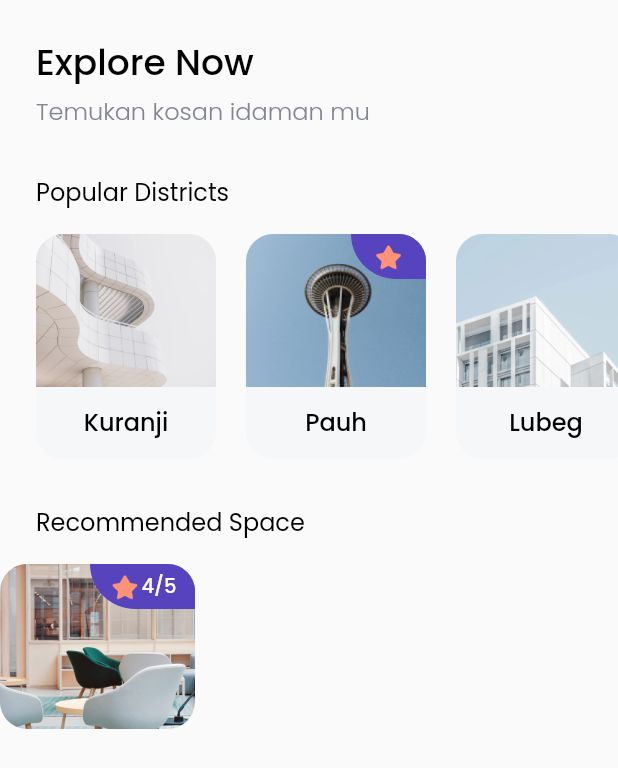
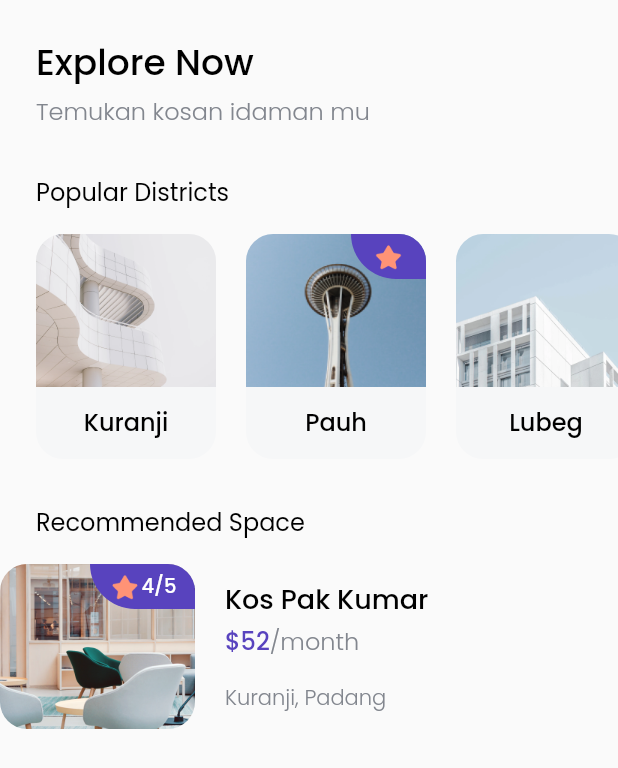
Before and after one commit to rizkikurniaa/BoardingHousefinder, a Flutter app: the HomePage screen opened directly, on a phone screen of 412 x 824 dp. Shown: the top 768 px of the screen. Run offline on Flutter 3.47's test engine with Material 2 defaults, Android fonts, the phone set to English and light mode, and no system bars; our stand-ins replace google_fonts.

Commit message:
Added text

```diff
--- a/lib/widgets/space_card.dart
+++ b/lib/widgets/space_card.dart
@@ -50,6 +50,45 @@ class SpaceCard extends StatelessWidget {
               ],
             ),
           ),
+        ),
+        SizedBox(
+          width: 20,
+        ),
+        Column(
+          crossAxisAlignment: CrossAxisAlignment.start,
+          children: [
+            Text(
+              'Kos Pak Kumar',
+              style: blackTextStyle.copyWith(
+                fontSize: 18,
+              ),
+            ),
+            SizedBox(
+              height: 2,
+            ),
+            Text.rich(
+              TextSpan(
+                text: '\$52',
+                style: purpleTextStyle.copyWith(
+                  fontSize: 16,
+                ),
+                children: [
+                  TextSpan(
+                      text: '/month',
+                      style: greyTextStyle.copyWith(
+                        fontSize: 16,
+                      )),
+                ],
+              ),
+            ),
+            SizedBox(
+              height: 16,
+            ),
+            Text(
+              'Kuranji, Padang',
+              style: greyTextStyle,
+            )
+          ],
         )
       ],
     );
```
